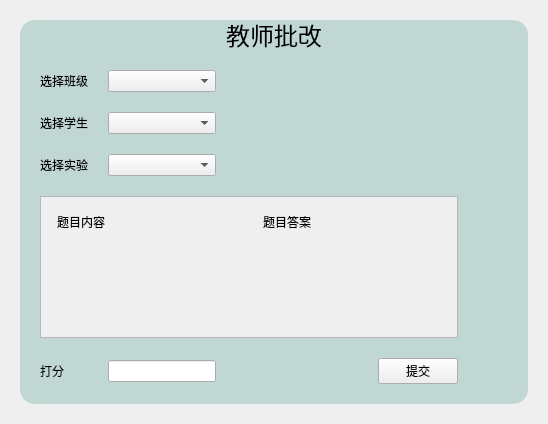
Old version of the form ui/quizpage.ui in the repository azh-1415926/POCAssistant.
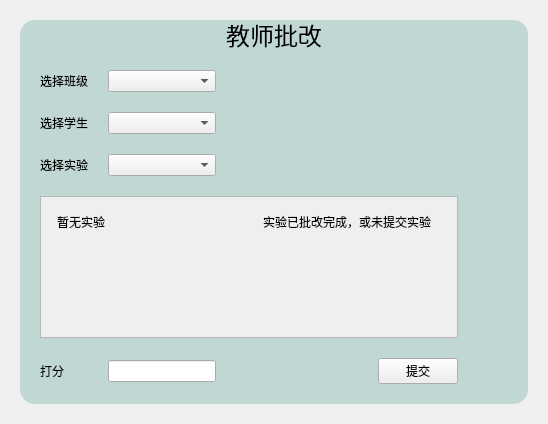
New version of the form. The open tabs and pages were chosen to show the change. Icons and pictures are not drawn. Custom widgets are drawn as their Qt base class.

Commit message: 补充教师的批改功能

Diff of the .ui file:
```diff
--- a/ui/quizpage.ui
+++ b/ui/quizpage.ui
@@ -616,7 +616,7 @@
                  <string notr="true"/>
                 </property>
                 <property name="text">
-                 <string>题目内容</string>
+                 <string>暂无实验</string>
                 </property>
                 <property name="alignment">
                  <set>Qt::AlignmentFlag::AlignLeading|Qt::AlignmentFlag::AlignLeft|Qt::AlignmentFlag::AlignTop</set>
@@ -632,7 +632,7 @@
               <item>
                <widget class="QLabel" name="contentOfAnswer">
                 <property name="text">
-                 <string>题目答案</string>
+                 <string>实验已批改完成，或未提交实验</string>
                 </property>
                 <property name="alignment">
                  <set>Qt::AlignmentFlag::AlignLeading|Qt::AlignmentFlag::AlignLeft|Qt::AlignmentFlag::AlignTop</set>
```
Left out of the diff: 165 changed lines with no effect on the pictures. The commit also changes 2 other files.
